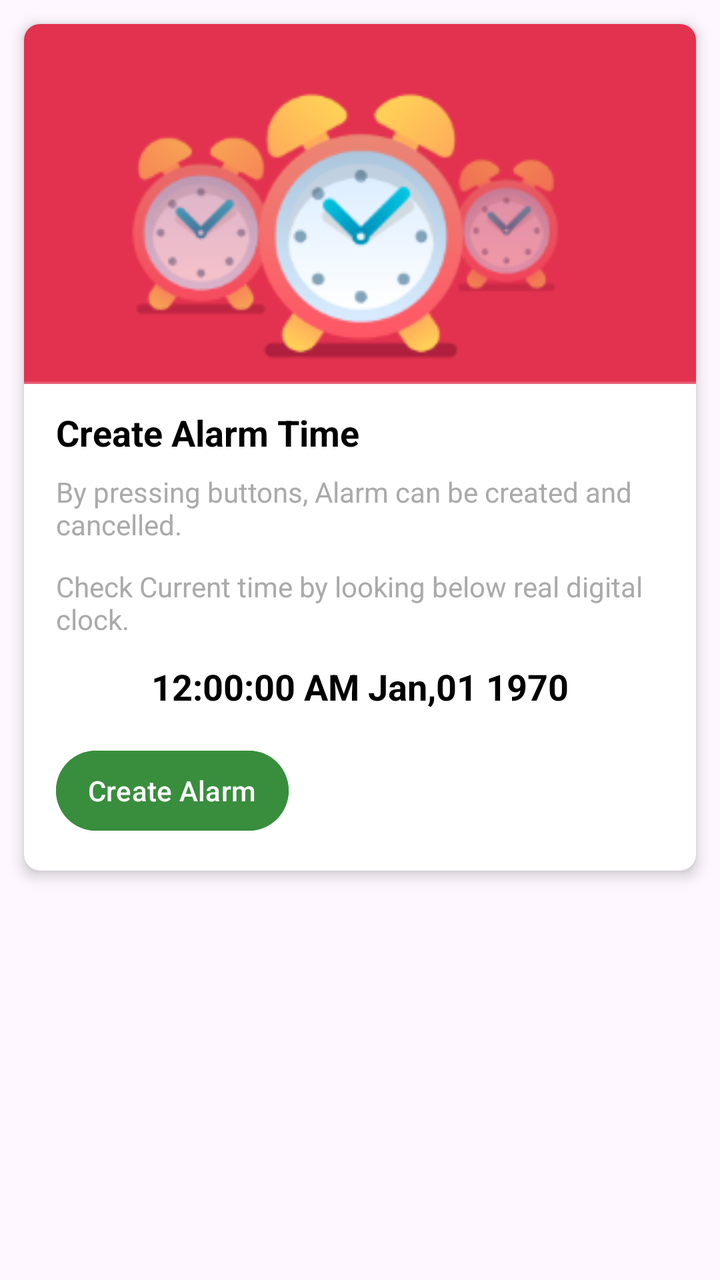
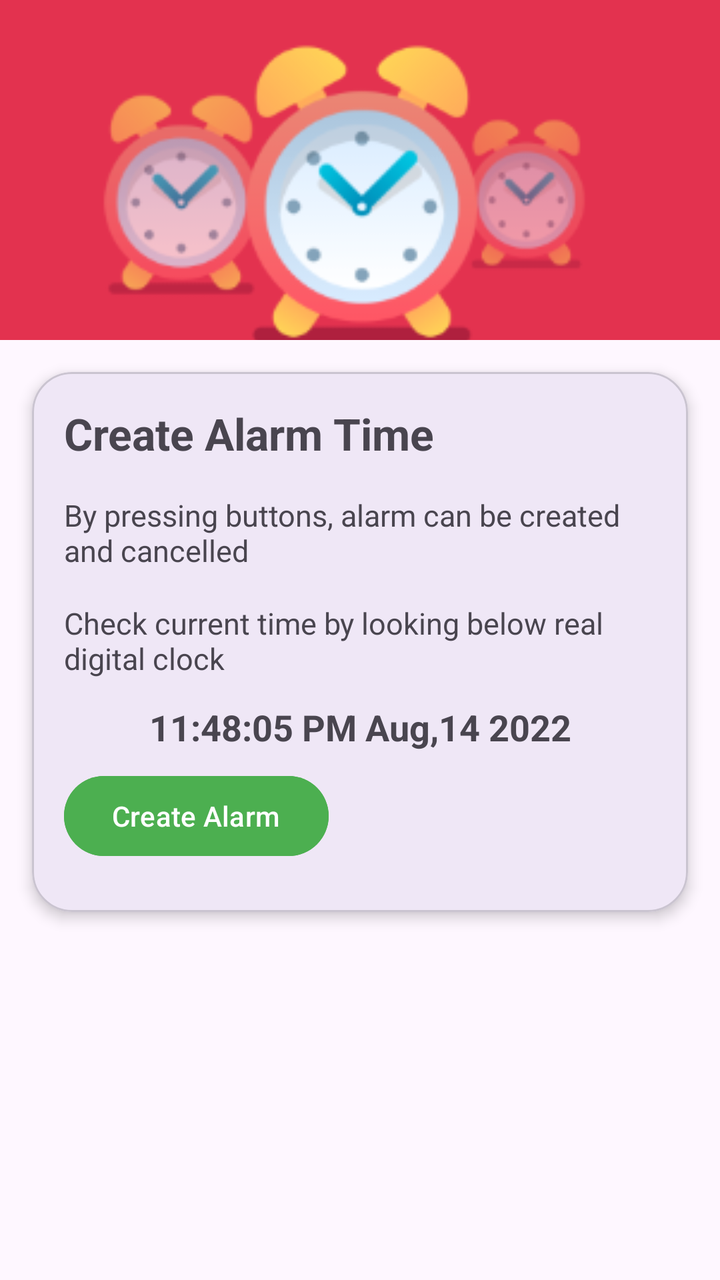

Two renders of the same Android screen: before a commit and after it. Below are the layout's source before the change and the commit's diff.
<!-- AndroidManifest.xml: application theme Theme._24012011122_MAD_PR4 -->
<!-- res/layout/activity_main.xml -->
<?xml version="1.0" encoding="utf-8"?>
<androidx.constraintlayout.widget.ConstraintLayout xmlns:android="http://schemas.android.com/apk/res/android"
    xmlns:app="http://schemas.android.com/apk/res-auto"
    xmlns:tools="http://schemas.android.com/tools"
    android:id="@+id/main"
    android:layout_width="match_parent"
    android:layout_height="match_parent"
    tools:context=".MainActivity">

    <androidx.cardview.widget.CardView
        android:id="@+id/cardTop"
        android:layout_width="0dp"
        android:layout_height="wrap_content"
        android:layout_margin="12dp"
        app:cardCornerRadius="8dp"
        app:cardElevation="4dp"
        app:layout_constraintEnd_toEndOf="parent"
        app:layout_constraintStart_toStartOf="parent"
        app:layout_constraintTop_toTopOf="parent">

        <androidx.constraintlayout.widget.ConstraintLayout
            android:layout_width="match_parent"
            android:layout_height="wrap_content"
            android:paddingBottom="16dp">

            <ImageView
                android:id="@+id/imgHeaderTop"
                android:layout_width="0dp"
                android:layout_height="180dp"
                android:scaleType="centerCrop"
                android:src="@drawable/img"
                app:layout_constraintEnd_toEndOf="parent"
                app:layout_constraintStart_toStartOf="parent"
                app:layout_constraintTop_toTopOf="parent"
                tools:ignore="ContentDescription" />

            <TextView
                android:id="@+id/tvTitleCreate"
                android:layout_width="0dp"
                android:layout_height="wrap_content"
                android:layout_marginStart="16dp"
                android:layout_marginTop="12dp"
                android:layout_marginEnd="16dp"
                android:text="Create Alarm Time"
                android:textColor="@android:color/black"
                android:textSize="18sp"
                android:textStyle="bold"
                app:layout_constraintEnd_toEndOf="parent"
                app:layout_constraintStart_toStartOf="parent"
                app:layout_constraintTop_toBottomOf="@id/imgHeaderTop" />

            <TextView
                android:id="@+id/tvDesc1"
                android:layout_width="0dp"
                android:layout_height="wrap_content"
                android:layout_marginStart="16dp"
                android:layout_marginTop="8dp"
                android:layout_marginEnd="16dp"
                android:text="By pressing buttons, Alarm can be created and cancelled."
                android:textColor="@android:color/darker_gray"
                android:textSize="14sp"
                app:layout_constraintEnd_toEndOf="parent"
                app:layout_constraintStart_toStartOf="parent"
                app:layout_constraintTop_toBottomOf="@id/tvTitleCreate" />

            <TextView
                android:id="@+id/tvDesc2"
                android:layout_width="0dp"
                android:layout_height="wrap_content"
                android:layout_marginStart="16dp"
                android:layout_marginTop="12dp"
                android:layout_marginEnd="16dp"
                android:text="Check Current time by looking below real digital clock."
                android:textColor="@android:color/darker_gray"
                android:textSize="14sp"
                app:layout_constraintEnd_toEndOf="parent"
                app:layout_constraintStart_toStartOf="parent"
                app:layout_constraintTop_toBottomOf="@id/tvDesc1" />

            <TextClock
                android:id="@+id/tcLiveTime"
                android:layout_width="wrap_content"
                android:layout_height="wrap_content"
                android:layout_marginTop="12dp"
                android:format12Hour="hh:mm:ss a MMM,dd yyyy"
                android:format24Hour="HH:mm:ss MMM,dd yyyy"
                android:textColor="@android:color/black"
                android:textSize="18sp"
                android:textStyle="bold"
                app:layout_constraintEnd_toEndOf="parent"
                app:layout_constraintStart_toStartOf="parent"
                app:layout_constraintTop_toBottomOf="@id/tvDesc2" />

            <Button
                android:id="@+id/btnCreateAlarm"
                android:layout_width="wrap_content"
                android:layout_height="wrap_content"
                android:layout_marginStart="16dp"
                android:layout_marginTop="16dp"
                android:backgroundTint="#388E3C"
                android:drawableStart="@drawable/ic_alarm"
                android:drawablePadding="8dp"
                android:paddingStart="16dp"
                android:paddingEnd="16dp"
                android:text="Create Alarm"
                android:textAllCaps="false"
                android:textColor="@android:color/white"
                app:cornerRadius="24dp"
                app:layout_constraintStart_toStartOf="parent"
                app:layout_constraintTop_toBottomOf="@id/tcLiveTime" />

        </androidx.constraintlayout.widget.ConstraintLayout>
    </androidx.cardview.widget.CardView>

    <androidx.cardview.widget.CardView
        android:id="@+id/cardBottom"
        android:layout_width="0dp"
        android:layout_height="wrap_content"
        android:layout_margin="12dp"
        android:visibility="gone"
        app:cardCornerRadius="8dp"
        app:cardElevation="4dp"
        app:layout_constraintEnd_toEndOf="parent"
        app:layout_constraintStart_toStartOf="parent"
        app:layout_constraintTop_toBottomOf="@id/cardTop">

        <androidx.constraintlayout.widget.ConstraintLayout
            android:layout_width="match_parent"
            android:layout_height="wrap_content"
            android:paddingBottom="16dp">

            <ImageView
                android:id="@+id/imgHeaderBottom"
                android:layout_width="0dp"
                android:layout_height="180dp"
                android:scaleType="centerCrop"
                android:src="@drawable/img"
                app:layout_constraintEnd_toEndOf="parent"
                app:layout_constraintStart_toStartOf="parent"
                app:layout_constraintTop_toTopOf="parent"
                tools:ignore="ContentDescription" />

            <TextView
                android:id="@+id/tvSetAlarmTitle"
                android:layout_width="wrap_content"
                android:layout_height="wrap_content"
                android:layout_marginTop="12dp"
                android:text="Set Alarm Time:"
                android:textColor="@android:color/black"
                android:textSize="16sp"
                android:textStyle="bold"
                app:layout_constraintEnd_toEndOf="parent"
                app:layout_constraintStart_toStartOf="parent"
                app:layout_constraintTop_toBottomOf="@id/imgHeaderBottom" />

            <TextView
                android:id="@+id/tvSetAlarmValue"
                android:layout_width="wrap_content"
                android:layout_height="wrap_content"
                android:layout_marginTop="4dp"
                android:text="11:47 00 PM"
                android:textColor="@android:color/black"
                android:textSize="16sp"
                android:textStyle="bold"
                app:layout_constraintEnd_toEndOf="parent"
                app:layout_constraintStart_toStartOf="parent"
                app:layout_constraintTop_toBottomOf="@id/tvSetAlarmTitle" />

            <Button
                android:id="@+id/btnCancelAlarm"
                android:layout_width="wrap_content"
                android:layout_height="wrap_content"
                android:layout_marginStart="16dp"
                android:layout_marginTop="8dp"
                android:backgroundTint="#388E3C"
                android:drawableStart="@drawable/ic_alarm_off"
                android:drawablePadding="8dp"
                android:paddingStart="16dp"
                android:paddingEnd="16dp"
                android:text="Cancel Alarm"
                android:textAllCaps="false"
                android:textColor="@android:color/white"
                app:cornerRadius="24dp"
                app:layout_constraintStart_toStartOf="parent"
                app:layout_constraintTop_toBottomOf="@id/tvSetAlarmValue" />

        </androidx.constraintlayout.widget.ConstraintLayout>
    </androidx.cardview.widget.CardView>

</androidx.constraintlayout.widget.ConstraintLayout>
<!-- resources referenced by this layout -->
<resources>
  <!-- drawable ic_alarm (drawable) -->
  <vector xmlns:android="http://schemas.android.com/apk/res/android"
      android:width="24dp"
      android:height="24dp"
      android:viewportWidth="24"
      android:viewportHeight="24"
      android:tint="#FFFFFF">
      <path
          android:fillColor="@android:color/white"
          android:pathData="M22,5.72l-4.6,-3.86 -1.29,1.53 4.6,3.86zM7.88,3.39L6.59,1.86 2,5.71l1.29,1.53zM12.5,8H11v6l4.75,2.85 0.75,-1.23 -4,-2.37V8zM12,4c-4.97,0 -9,4.03 -9,9s4.03,9 9,9 9,-4.03 9,-9 -4.03,-9 -9,-9zM12,20c-3.87,0 -7,-3.13 -7,-7s3.13,-7 7,-7 7,3.13 7,7 -3.13,7 -7,7z"/>
  </vector>
  <!-- drawable ic_alarm_off (drawable) -->
  <vector xmlns:android="http://schemas.android.com/apk/res/android"
      android:width="24dp"
      android:height="24dp"
      android:viewportWidth="24"
      android:viewportHeight="24"
      android:tint="#FFFFFF">
      <path
          android:fillColor="@android:color/white"
          android:pathData="M12,6c3.87,0 7,3.13 7,7 0,0.84 -0.16,1.65 -0.43,2.4l1.52,1.52c0.58,-1.19 0.91,-2.51 0.91,-3.92 0,-4.97 -4.03,-9 -9,-9 -1.41,0 -2.73,0.33 -3.92,0.91l1.52,1.52c0.75,-0.27 1.56,-0.43 2.4,-0.43zM2.81,2.81L1.39,4.22l2.59,2.59C2.71,8.32 2,10.57 2,13c0,5.52 4.48,10 10,10 2.43,0 4.68,-0.71 6.19,-1.98l2.59,2.59 1.41,-1.41L2.81,2.81zM12,21c-4.41,0 -8,-3.59 -8,-8 0,-1.73 0.55,-3.33 1.49,-4.64l11.15,11.15c-1.31,0.94 -2.91,1.49 -4.64,1.49zM7.88,3.39L6.59,1.86 2,5.71l1.29,1.53 4.59,-3.85zM22,5.72l-4.6,-3.86 -1.29,1.53 4.6,3.86L22,5.72z"/>
  </vector>
  <!-- drawable img: png bitmap (drawable, 22077 bytes) -->
  <style name="Theme._24012011122_MAD_PR4" parent="Base.Theme._24012011122_MAD_PR4" />
  <style name="Base.Theme._24012011122_MAD_PR4" parent="Theme.Material3.DayNight.NoActionBar">
          
          
      </style>
</resources>

<!-- the commit's change to res/layout/activity_main.xml (unified diff, before → after) -->
@@ -1,5 +1,6 @@
 <?xml version="1.0" encoding="utf-8"?>
-<androidx.constraintlayout.widget.ConstraintLayout xmlns:android="http://schemas.android.com/apk/res/android"
+<androidx.constraintlayout.widget.ConstraintLayout
+    xmlns:android="http://schemas.android.com/apk/res/android"
     xmlns:app="http://schemas.android.com/apk/res-auto"
     xmlns:tools="http://schemas.android.com/tools"
     android:id="@+id/main"
@@ -7,184 +8,148 @@
     android:layout_height="match_parent"
     tools:context=".MainActivity">
 
-    <androidx.cardview.widget.CardView
-        android:id="@+id/cardTop"
+    <ImageView
+        android:id="@+id/imageView3"
+        android:layout_width="415dp"
+        android:layout_height="170dp"
+        android:scaleType="centerCrop"
+        app:layout_constraintTop_toTopOf="parent"
+        app:layout_constraintStart_toStartOf="parent"
+        app:layout_constraintEnd_toEndOf="parent"
+        app:srcCompat="@drawable/img" />
+    <com.google.android.material.card.MaterialCardView
+        android:id="@+id/materialCardView"
         android:layout_width="0dp"
         android:layout_height="wrap_content"
-        android:layout_margin="12dp"
-        app:cardCornerRadius="8dp"
+        android:layout_margin="16dp"
+        app:cardCornerRadius="20dp"
         app:cardElevation="4dp"
+        app:layout_constraintTop_toBottomOf="@id/imageView3"
+        app:layout_constraintStart_toStartOf="parent"
         app:layout_constraintEnd_toEndOf="parent"
-        app:layout_constraintStart_toStartOf="parent"
-        app:layout_constraintTop_toTopOf="parent">
+        app:layout_constraintVertical_bias="0.0">
 
         <androidx.constraintlayout.widget.ConstraintLayout
             android:layout_width="match_parent"
-            android:layout_height="wrap_content"
-            android:paddingBottom="16dp">
-
-            <ImageView
-                android:id="@+id/imgHeaderTop"
-                android:layout_width="0dp"
-                android:layout_height="180dp"
-                android:scaleType="centerCrop"
-                android:src="@drawable/img"
-                app:layout_constraintEnd_toEndOf="parent"
-                app:layout_constraintStart_toStartOf="parent"
-                app:layout_constraintTop_toTopOf="parent"
-                tools:ignore="ContentDescription" />
+            android:layout_height="270dp"
+            android:padding="16dp">
 
             <TextView
-                android:id="@+id/tvTitleCreate"
-                android:layout_width="0dp"
+                android:id="@+id/textView"
+                android:layout_width="wrap_content"
                 android:layout_height="wrap_content"
-                android:layout_marginStart="16dp"
+                android:text="Create Alarm Time"
+                android:textSize="22sp"
+                android:textStyle="bold"
+                app:layout_constraintStart_toStartOf="parent"
+                app:layout_constraintTop_toTopOf="parent" />
+
+            <TextView
+                android:id="@+id/textView2"
+                android:layout_width="wrap_content"
+                android:layout_height="wrap_content"
+                android:layout_marginTop="16dp"
+                android:text="By pressing buttons, alarm can be created and cancelled"
+                android:textSize="15sp"
+                app:layout_constraintBottom_toTopOf="@+id/textView3"
+                app:layout_constraintStart_toStartOf="parent"
+                app:layout_constraintTop_toBottomOf="@+id/textView" />
+
+            <TextView
+                android:id="@+id/textView3"
+                android:layout_width="wrap_content"
+                android:layout_height="wrap_content"
+                android:layout_marginTop="16dp"
+                android:text="Check current time by looking below real digital clock"
+                android:textSize="15sp"
+                app:layout_constraintEnd_toEndOf="parent"
+                app:layout_constraintTop_toBottomOf="@+id/textView2" />
+
+            <TextView
+                android:id="@+id/realTimeClock"
+                android:layout_width="wrap_content"
+                android:layout_height="wrap_content"
                 android:layout_marginTop="12dp"
-                android:layout_marginEnd="16dp"
-                android:text="Create Alarm Time"
-                android:textColor="@android:color/black"
+                android:text="11:48:05 PM Aug,14 2022"
                 android:textSize="18sp"
                 android:textStyle="bold"
                 app:layout_constraintEnd_toEndOf="parent"
                 app:layout_constraintStart_toStartOf="parent"
-                app:layout_constraintTop_toBottomOf="@id/imgHeaderTop" />
+                app:layout_constraintTop_toBottomOf="@+id/textView3" />
 
-            <TextView
-                android:id="@+id/tvDesc1"
-                android:layout_width="0dp"
-                android:layout_height="wrap_content"
-                android:layout_marginStart="16dp"
-                android:layout_marginTop="8dp"
-                android:layout_marginEnd="16dp"
-                android:text="By pressing buttons, Alarm can be created and cancelled."
-                android:textColor="@android:color/darker_gray"
-                android:textSize="14sp"
-                app:layout_constraintEnd_toEndOf="parent"
-                app:layout_constraintStart_toStartOf="parent"
-                app:layout_constraintTop_toBottomOf="@id/tvTitleCreate" />
-
-            <TextView
-                android:id="@+id/tvDesc2"
-                android:layout_width="0dp"
-                android:layout_height="wrap_content"
-                android:layout_marginStart="16dp"
-                android:layout_marginTop="12dp"
-                android:layout_marginEnd="16dp"
-                android:text="Check Current time by looking below real digital clock."
-                android:textColor="@android:color/darker_gray"
-                android:textSize="14sp"
-                app:layout_constraintEnd_toEndOf="parent"
-                app:layout_constraintStart_toStartOf="parent"
-                app:layout_constraintTop_toBottomOf="@id/tvDesc1" />
-
-            <TextClock
-                android:id="@+id/tcLiveTime"
+            <Button
+                android:id="@+id/button"
                 android:layout_width="wrap_content"
                 android:layout_height="wrap_content"
-                android:layout_marginTop="12dp"
-                android:format12Hour="hh:mm:ss a MMM,dd yyyy"
-                android:format24Hour="HH:mm:ss MMM,dd yyyy"
-                android:textColor="@android:color/black"
-                android:textSize="18sp"
-                android:textStyle="bold"
-                app:layout_constraintEnd_toEndOf="parent"
-                app:layout_constraintStart_toStartOf="parent"
-                app:layout_constraintTop_toBottomOf="@id/tvDesc2" />
-
-            <Button
-                android:id="@+id/btnCreateAlarm"
-                android:layout_width="wrap_content"
-                android:layout_height="wrap_content"
-                android:layout_marginStart="16dp"
-                android:layout_marginTop="16dp"
-                android:backgroundTint="#388E3C"
-                android:drawableStart="@drawable/ic_alarm"
-                android:drawablePadding="8dp"
-                android:paddingStart="16dp"
-                android:paddingEnd="16dp"
+                android:layout_marginBottom="8dp"
+                android:backgroundTint="#4CAF50"
                 android:text="Create Alarm"
-                android:textAllCaps="false"
-                android:textColor="@android:color/white"
-                app:cornerRadius="24dp"
-                app:layout_constraintStart_toStartOf="parent"
-                app:layout_constraintTop_toBottomOf="@id/tcLiveTime" />
+                app:layout_constraintBottom_toBottomOf="parent"
+                app:layout_constraintStart_toStartOf="parent" />
 
         </androidx.constraintlayout.widget.ConstraintLayout>
-    </androidx.cardview.widget.CardView>
+    </com.google.android.material.card.MaterialCardView>
 
-    <androidx.cardview.widget.CardView
-        android:id="@+id/cardBottom"
+    <com.google.android.material.card.MaterialCardView
+        android:id="@+id/alarmSetCard"
         android:layout_width="0dp"
         android:layout_height="wrap_content"
-        android:layout_margin="12dp"
+        android:layout_margin="16dp"
+        app:cardCornerRadius="20dp"
+        app:cardElevation="4dp"
         android:visibility="gone"
-        app:cardCornerRadius="8dp"
-        app:cardElevation="4dp"
+        app:layout_constraintTop_toBottomOf="@id/materialCardView"
+        app:layout_constraintStart_toStartOf="parent"
         app:layout_constraintEnd_toEndOf="parent"
-        app:layout_constraintStart_toStartOf="parent"
-        app:layout_constraintTop_toBottomOf="@id/cardTop">
+        app:layout_constraintBottom_toBottomOf="parent">
 
         <androidx.constraintlayout.widget.ConstraintLayout
             android:layout_width="match_parent"
-            android:layout_height="wrap_content"
-            android:paddingBottom="16dp">
+            android:layout_height="270dp"
+            android:padding="16dp">
 
             <ImageView
-                android:id="@+id/imgHeaderBottom"
-                android:layout_width="0dp"
-                android:layout_height="180dp"
-                android:scaleType="centerCrop"
-                android:src="@drawable/img"
+                android:id="@+id/alarmSetImage"
+                android:layout_width="415dp"
+                android:layout_height="135dp"
+                android:layout_marginBottom="8dp"
+                app:layout_constraintTop_toTopOf="parent"
+                app:layout_constraintStart_toStartOf="parent"
                 app:layout_constraintEnd_toEndOf="parent"
-                app:layout_constraintStart_toStartOf="parent"
-                app:layout_constraintTop_toTopOf="parent"
-                tools:ignore="ContentDescription" />
+                android:src="@drawable/ic_alarm" />
 
             <TextView
-                android:id="@+id/tvSetAlarmTitle"
+                android:id="@+id/alarmSetText"
                 android:layout_width="wrap_content"
                 android:layout_height="wrap_content"
-                android:layout_marginTop="12dp"
-                android:text="Set Alarm Time:"
-                android:textColor="@android:color/black"
-                android:textSize="16sp"
+                android:text="Set alarm time:"
+                android:textSize="18sp"
                 android:textStyle="bold"
-                app:layout_constraintEnd_toEndOf="parent"
+                app:layout_constraintBottom_toTopOf="@id/alarmTimeDisplay"
                 app:layout_constraintStart_toStartOf="parent"
-                app:layout_constraintTop_toBottomOf="@id/imgHeaderBottom" />
+                app:layout_constraintEnd_toEndOf="parent" />
 
             <TextView
-                android:id="@+id/tvSetAlarmValue"
+                android:id="@+id/alarmTimeDisplay"
                 android:layout_width="wrap_content"
                 android:layout_height="wrap_content"
-                android:layout_marginTop="4dp"
-                android:text="11:47 00 PM"
-                android:textColor="@android:color/black"
-                android:textSize="16sp"
+                android:text="06:30:00 AM"
+                android:textSize="18sp"
                 android:textStyle="bold"
-                app:layout_constraintEnd_toEndOf="parent"
+                app:layout_constraintBottom_toTopOf="@id/cancelAlarmButton"
                 app:layout_constraintStart_toStartOf="parent"
-                app:layout_constraintTop_toBottomOf="@id/tvSetAlarmTitle" />
+                app:layout_constraintEnd_toEndOf="parent" />
 
             <Button
-                android:id="@+id/btnCancelAlarm"
+                android:id="@+id/cancelAlarmButton"
                 android:layout_width="wrap_content"
                 android:layout_height="wrap_content"
-                android:layout_marginStart="16dp"
-                android:layout_marginTop="8dp"
-                android:backgroundTint="#388E3C"
-                android:drawableStart="@drawable/ic_alarm_off"
-                android:drawablePadding="8dp"
-                android:paddingStart="16dp"
-                android:paddingEnd="16dp"
                 android:text="Cancel Alarm"
-                android:textAllCaps="false"
-                android:textColor="@android:color/white"
-                app:cornerRadius="24dp"
-                app:layout_constraintStart_toStartOf="parent"
-                app:layout_constraintTop_toBottomOf="@id/tvSetAlarmValue" />
+                android:backgroundTint="#FF5722"
+                app:layout_constraintBottom_toBottomOf="parent"
+                app:layout_constraintStart_toStartOf="parent" />
 
         </androidx.constraintlayout.widget.ConstraintLayout>
-    </androidx.cardview.widget.CardView>
+    </com.google.android.material.card.MaterialCardView>
 
 </androidx.constraintlayout.widget.ConstraintLayout>
<!-- resource entries referenced after the edit -->
@@ -11,17 +11,6 @@
           android:fillColor="@android:color/white"
           android:pathData="M22,5.72l-4.6,-3.86 -1.29,1.53 4.6,3.86zM7.88,3.39L6.59,1.86 2,5.71l1.29,1.53zM12.5,8H11v6l4.75,2.85 0.75,-1.23 -4,-2.37V8zM12,4c-4.97,0 -9,4.03 -9,9s4.03,9 9,9 9,-4.03 9,-9 -4.03,-9 -9,-9zM12,20c-3.87,0 -7,-3.13 -7,-7s3.13,-7 7,-7 7,3.13 7,7 -3.13,7 -7,7z"/>
   </vector>
-  <!-- drawable ic_alarm_off (drawable) -->
-  <vector xmlns:android="http://schemas.android.com/apk/res/android"
-      android:width="24dp"
-      android:height="24dp"
-      android:viewportWidth="24"
-      android:viewportHeight="24"
-      android:tint="#FFFFFF">
-      <path
-          android:fillColor="@android:color/white"
-          android:pathData="M12,6c3.87,0 7,3.13 7,7 0,0.84 -0.16,1.65 -0.43,2.4l1.52,1.52c0.58,-1.19 0.91,-2.51 0.91,-3.92 0,-4.97 -4.03,-9 -9,-9 -1.41,0 -2.73,0.33 -3.92,0.91l1.52,1.52c0.75,-0.27 1.56,-0.43 2.4,-0.43zM2.81,2.81L1.39,4.22l2.59,2.59C2.71,8.32 2,10.57 2,13c0,5.52 4.48,10 10,10 2.43,0 4.68,-0.71 6.19,-1.98l2.59,2.59 1.41,-1.41L2.81,2.81zM12,21c-4.41,0 -8,-3.59 -8,-8 0,-1.73 0.55,-3.33 1.49,-4.64l11.15,11.15c-1.31,0.94 -2.91,1.49 -4.64,1.49zM7.88,3.39L6.59,1.86 2,5.71l1.29,1.53 4.59,-3.85zM22,5.72l-4.6,-3.86 -1.29,1.53 4.6,3.86L22,5.72z"/>
-  </vector>
   <!-- drawable img: png bitmap (drawable, 22077 bytes) -->
   <style name="Theme._24012011122_MAD_PR4" parent="Base.Theme._24012011122_MAD_PR4" />
   <style name="Base.Theme._24012011122_MAD_PR4" parent="Theme.Material3.DayNight.NoActionBar">
